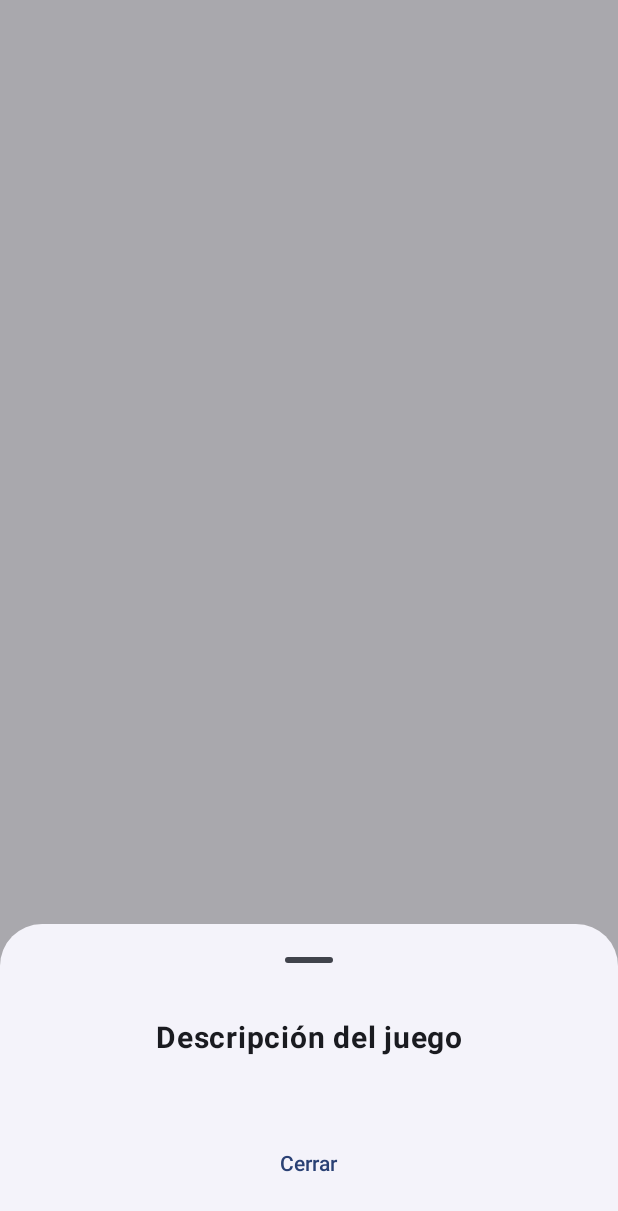
After one commit to Daniel8746/TFG, an Android app built with Jetpack Compose: the composable AyudaScreen called with empty values, on a phone screen of 412 x 824 dp. The commit adds this screen. Shown: the top 1211 px of the screen. Run offline under Robolectric (Android 15) with nearby library versions, the phone set to English and light mode, and no system bars; 10 statements that could not run were skipped.

Commit message:
Crear dialogo para información de cada juego

```diff
--- /dev/null
+++ b/Aplicacion_android/Casino/app/src/main/java/com/pmdm/casino/ui/features/casino/components/AyudaScreen.kt
@@ -0,0 +1,45 @@
+package com.pmdm.casino.ui.features.casino.components
+
+import androidx.compose.foundation.layout.Column
+import androidx.compose.foundation.layout.Spacer
+import androidx.compose.foundation.layout.fillMaxWidth
+import androidx.compose.foundation.layout.height
+import androidx.compose.foundation.layout.padding
+import androidx.compose.material3.ExperimentalMaterial3Api
+import androidx.compose.material3.ModalBottomSheet
+import androidx.compose.material3.Text
+import androidx.compose.material3.TextButton
+import androidx.compose.runtime.Composable
+import androidx.compose.ui.Alignment
+import androidx.compose.ui.Modifier
+import androidx.compose.ui.text.font.FontWeight
+import androidx.compose.ui.text.style.TextAlign
+import androidx.compose.ui.unit.dp
+import androidx.compose.ui.unit.sp
+
+@OptIn(ExperimentalMaterial3Api::class)
+@Composable
+fun AyudaScreen(
+    descripcion: String,
+    onCerrarDialogo: () -> Unit
+) {
+    ModalBottomSheet(
+        onDismissRequest = onCerrarDialogo
+    ) {
+        Column(
+            modifier = Modifier
+                .fillMaxWidth()
+                .padding(16.dp),
+            horizontalAlignment = Alignment.CenterHorizontally
+        ) {
+            Text("Descripción del juego", fontWeight = FontWeight.Bold, fontSize = 20.sp)
+            Spacer(Modifier.height(8.dp))
+            Text(descripcion, textAlign = TextAlign.Center)
+            Spacer(Modifier.height(16.dp))
+            TextButton(onClick = onCerrarDialogo) {
+                Text("Cerrar")
+            }
+            Spacer(Modifier.height(8.dp))
+        }
+    }
+}
```
Also changed, not shown: Aplicacion_android/Casino/app/src/main/java/com/pmdm/casino/ui/features/casino/CasinoScreen.kt (+12 -3 lines).
